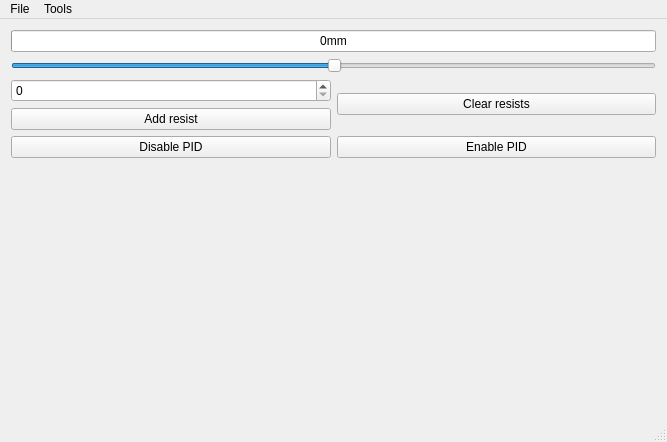
azais-corentin/SliderBar, file Desktop/mainwindow.ui: the form before one commit.
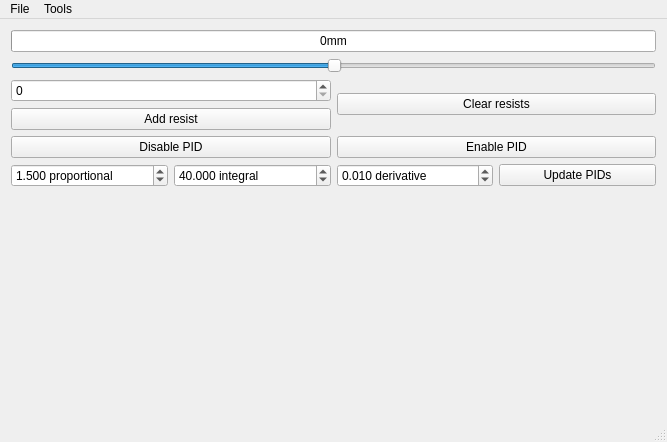
The form after the commit. Custom widgets are drawn as their Qt base class.

```diff
--- a/Desktop/mainwindow.ui
+++ b/Desktop/mainwindow.ui
@@ -84,6 +84,65 @@
         </property>
        </widget>
       </item>
+      <item row="3" column="0" colspan="2">
+       <layout class="QHBoxLayout" name="horizontalLayout">
+        <item>
+         <widget class="QDoubleSpinBox" name="epGain">
+          <property name="suffix">
+           <string> proportional</string>
+          </property>
+          <property name="decimals">
+           <number>3</number>
+          </property>
+          <property name="maximum">
+           <double>100.000000000000000</double>
+          </property>
+          <property name="value">
+           <double>1.500000000000000</double>
+          </property>
+         </widget>
+        </item>
+        <item>
+         <widget class="QDoubleSpinBox" name="eiGain">
+          <property name="suffix">
+           <string> integral</string>
+          </property>
+          <property name="decimals">
+           <number>3</number>
+          </property>
+          <property name="maximum">
+           <double>100.000000000000000</double>
+          </property>
+          <property name="value">
+           <double>40.000000000000000</double>
+          </property>
+         </widget>
+        </item>
+        <item>
+         <widget class="QDoubleSpinBox" name="edGain">
+          <property name="suffix">
+           <string> derivative</string>
+          </property>
+          <property name="decimals">
+           <number>3</number>
+          </property>
+          <property name="maximum">
+           <double>100.000000000000000</double>
+          </property>
+          <property name="value">
+           <double>0.010000000000000</double>
+          </property>
+         </widget>
+        </item>
+        <item>
+         <widget class="QPushButton" name="bUpdatePID">
+          <property name="text">
+           <string>Update PIDs</string>
+          </property>
+         </widget>
+        </item>
+       </layout>
+      </item>
      </layout>
     </item>
    </layout>
```
Left out of the diff: 12 changed lines with no effect on the pictures.
